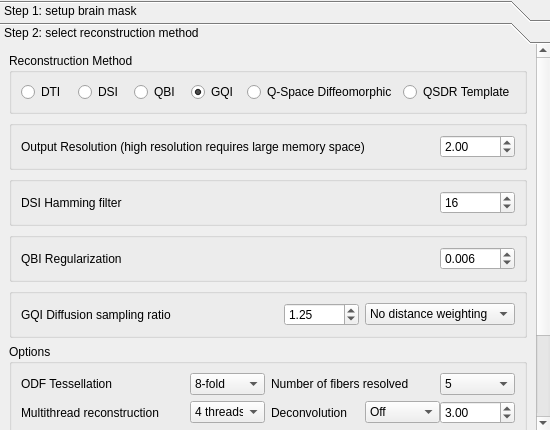
The window that reconstruction/reconstruction_window.ui (frankyeh/DSI-Studio) describes before a commit, drawn with Qt 5.
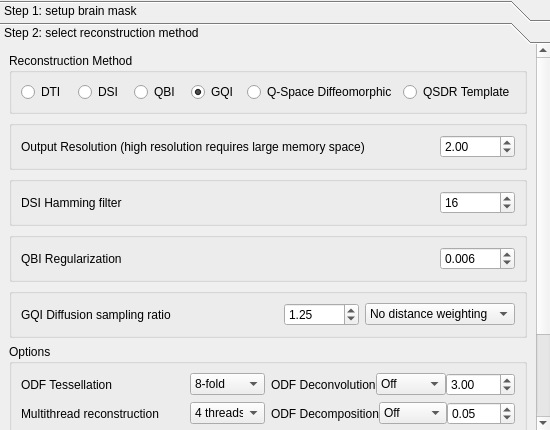
The same window after the commit.

The edit to the form file:
```diff
--- a/reconstruction/reconstruction_window.ui
+++ b/reconstruction/reconstruction_window.ui
@@ -466,121 +466,19 @@
              </property>
             </widget>
            </item>
-           <item row="1" column="1">
-            <layout class="QHBoxLayout" name="horizontalLayout_6">
-             <item>
-              <widget class="QLabel" name="label_3">
-               <property name="text">
-                <string>Number of fibers resolved</string>
-               </property>
-              </widget>
-             </item>
-             <item>
-              <widget class="QComboBox" name="NumOfFibers">
-               <property name="maximumSize">
-                <size>
-                 <width>75</width>
-                 <height>16777215</height>
-                </size>
-               </property>
-               <property name="currentIndex">
-                <number>2</number>
-               </property>
-               <item>
-                <property name="text">
-                 <string>3</string>
-                </property>
-               </item>
-               <item>
-                <property name="text">
-                 <string>4</string>
-                </property>
-               </item>
-               <item>
-                <property name="text">
-                 <string>5</string>
-                </property>
-               </item>
-               <item>
-                <property name="text">
-                 <string>6</string>
-                </property>
-               </item>
-               <item>
-                <property name="text">
-                 <string>7</string>
-                </property>
-               </item>
-              </widget>
-             </item>
-            </layout>
-           </item>
            <item row="2" column="1">
             <layout class="QHBoxLayout" name="horizontalLayout_5">
              <property name="spacing">
               <number>0</number>
              </property>
              <item>
-              <widget class="QLabel" name="label_4">
-               <property name="text">
-                <string>Deconvolution</string>
-               </property>
-              </widget>
-             </item>
-             <item>
-              <widget class="QComboBox" name="ODFSharpening">
-               <property name="maximumSize">
-                <size>
-                 <width>75</width>
-                 <height>16777215</height>
-                </size>
-               </property>
-               <item>
-                <property name="text">
-                 <string>Off</string>
-                </property>
-               </item>
-               <item>
-                <property name="text">
-                 <string>On</string>
-                </property>
-               </item>
-              </widget>
-             </item>
-             <item>
-              <widget class="QDoubleSpinBox" name="SharpeningParam">
-               <property name="maximumSize">
-                <size>
-                 <width>75</width>
-                 <height>16777215</height>
-                </size>
-               </property>
-               <property name="minimum">
-                <double>0.010000000000000</double>
-               </property>
-               <property name="maximum">
-                <double>20.000000000000000</double>
-               </property>
-               <property name="singleStep">
-                <double>0.500000000000000</double>
-               </property>
-               <property name="value">
-                <double>3.000000000000000</double>
-               </property>
-              </widget>
-             </item>
-            </layout>
-           </item>
-           <item row="3" column="1">
-            <layout class="QHBoxLayout" name="horizontalLayout_4">
-             <property name="spacing">
-              <number>0</number>
-             </property>
-             <property name="topMargin">
-              <number>0</number>
-             </property>
-             <item>
               <widget class="QLabel" name="label_9">
+               <property name="minimumSize">
+                <size>
+                 <width>100</width>
+                 <height>0</height>
+                </size>
+               </property>
                <property name="text">
                 <string>ODF Decomposition</string>
                </property>
@@ -707,6 +605,98 @@
              </item>
             </layout>
            </item>
+           <item row="3" column="0">
+            <layout class="QHBoxLayout" name="horizontalLayout_6">
+             <item>
+              <widget class="QLabel" name="label_3">
+               <property name="text">
+                <string>Number of fibers resolved</string>
+               </property>
+              </widget>
+             </item>
+             <item>
+              <widget class="QSpinBox" name="NumOfFibers">
+               <property name="maximumSize">
+                <size>
+                 <width>75</width>
+                 <height>16777215</height>
+                </size>
+               </property>
+               <property name="minimum">
+                <number>3</number>
+               </property>
+               <property name="maximum">
+                <number>20</number>
+               </property>
+               <property name="value">
+                <number>5</number>
+               </property>
+              </widget>
+             </item>
+            </layout>
+           </item>
+           <item row="1" column="1">
+            <layout class="QHBoxLayout" name="horizontalLayout_9">
+             <property name="spacing">
+              <number>0</number>
+             </property>
+             <item>
+              <widget class="QLabel" name="label_4">
+               <property name="minimumSize">
+                <size>
+                 <width>100</width>
+                 <height>0</height>
+                </size>
+               </property>
+               <property name="text">
+                <string>ODF Deconvolution</string>
+               </property>
+              </widget>
+             </item>
+             <item>
+              <widget class="QComboBox" name="ODFSharpening">
+               <property name="maximumSize">
+                <size>
+                 <width>75</width>
+                 <height>16777215</height>
+                </size>
+               </property>
+               <item>
+                <property name="text">
+                 <string>Off</string>
+                </property>
+               </item>
+               <item>
+                <property name="text">
+                 <string>On</string>
+                </property>
+               </item>
+              </widget>
+             </item>
+             <item>
+              <widget class="QDoubleSpinBox" name="SharpeningParam">
+               <property name="maximumSize">
+                <size>
+                 <width>75</width>
+                 <height>16777215</height>
+                </size>
+               </property>
+               <property name="minimum">
+                <double>0.010000000000000</double>
+               </property>
+               <property name="maximum">
+                <double>20.000000000000000</double>
+               </property>
+               <property name="singleStep">
+                <double>0.500000000000000</double>
+               </property>
+               <property name="value">
+                <double>3.000000000000000</double>
+               </property>
+              </widget>
+             </item>
+            </layout>
+           </item>
           </layout>
          </widget>
         </item>
```
Left out of the diff: 44 changed lines with no effect on the pictures.
